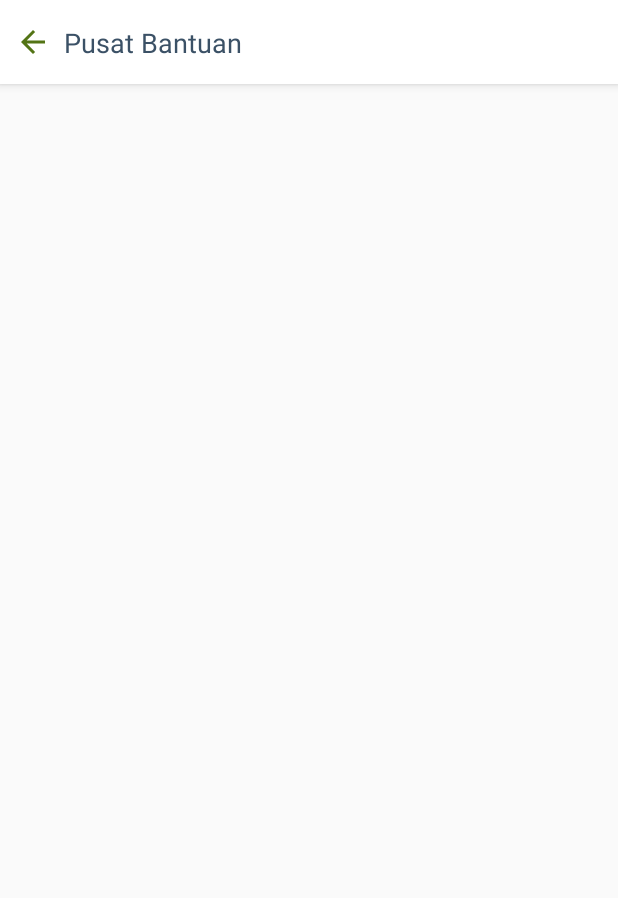
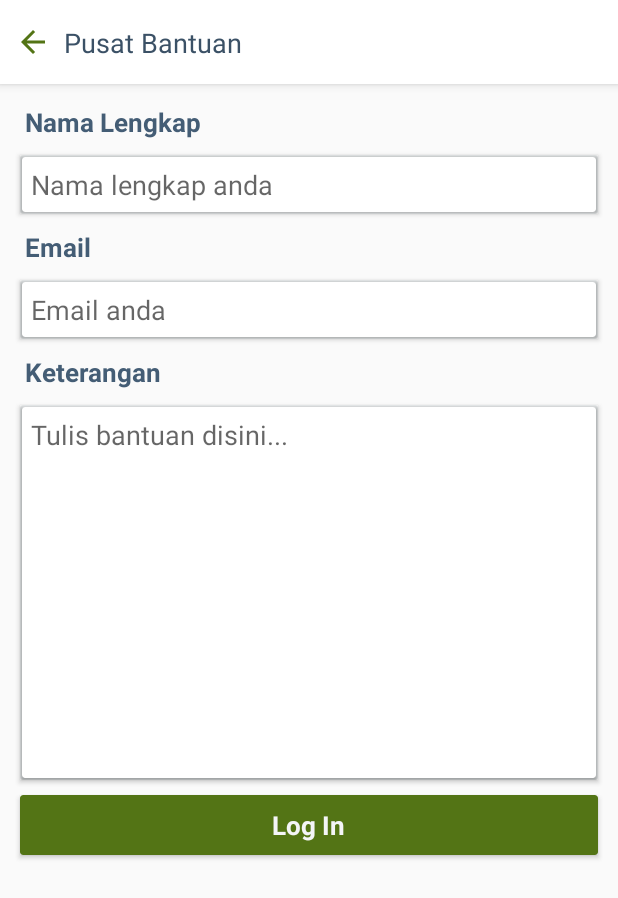
Before and after one commit to clipcodes/tokonu, an Android app: the Bantuan screen opened directly, with no data from a screen before it, on a phone screen of 412 x 824 dp. Shown: the top 898 px of the screen. Run offline under Robolectric (Android 15) with nearby library versions, the phone set to English and light mode, and no system bars.

Commit message:
26/02/20 Kos Surabaya

```diff
--- a/app/src/main/res/layout/page_bantuan.xml
+++ b/app/src/main/res/layout/page_bantuan.xml
@@ -63,48 +63,118 @@
         android:layout_margin="3dp"
         app:layout_behavior="@string/appbar_scrolling_view_behavior"
         android:layout_height="match_parent">
-<!--        <androidx.cardview.widget.CardView-->
-<!--            android:layout_width="match_parent"-->
-<!--            android:layout_marginStart="10dp"-->
-<!--            android:layout_marginTop="10dp"-->
-<!--            app:cardBackgroundColor="@color/greytranspa1"-->
-<!--            android:layout_marginEnd="10dp"-->
-<!--            android:layout_height="250dp">-->
-<!--            <androidx.cardview.widget.CardView-->
-<!--                android:layout_width="match_parent"-->
-<!--                android:layout_margin="1dp"-->
-<!--                android:layout_height="match_parent">-->
-<!--                <EditText-->
-<!--                    android:layout_width="match_parent"-->
-<!--                    android:maxLines="10"-->
-<!--                    android:layout_margin="6dp"-->
-<!--                    android:hint="Tulis bantuan disini..."-->
-<!--                    android:background="@android:color/transparent"-->
-<!--                    android:layout_height="wrap_content"/>-->
-<!--            </androidx.cardview.widget.CardView>-->
-<!--        </androidx.cardview.widget.CardView> -->
-<!--        <androidx.cardview.widget.CardView-->
-<!--            android:layout_width="match_parent"-->
-<!--            android:layout_margin="10dp"-->
-<!--            android:id="@+id/login"-->
-<!--            app:cardBackgroundColor="@color/colorPrimary"-->
-<!--            android:layout_height="wrap_content">-->
-<!--            <TextView-->
-<!--                android:layout_width="wrap_content"-->
-<!--                android:text="Log In"-->
-<!--                android:textSize="17sp"-->
-<!--                android:textStyle="bold"-->
-<!--                android:textColor="@color/white"-->
-<!--                android:id="@+id/gotex"-->
-<!--                android:layout_margin="8dp"-->
-<!--                android:layout_gravity="center"-->
-<!--                android:layout_height="wrap_content"/>-->
-<!--            <ProgressBar-->
-<!--                android:layout_width="25dp"-->
-<!--                android:layout_gravity="center"-->
-<!--                android:id="@+id/progress"-->
-<!--                android:visibility="invisible"-->
-<!--                android:layout_height="25dp"/>-->
-<!--        </androidx.cardview.widget.CardView>-->
+        <TextView
+            android:layout_width="wrap_content"
+            android:text="Nama Lengkap"
+            android:layout_marginTop="10dp"
+            android:layout_marginStart="13dp"
+            android:layout_marginEnd="10dp"
+            android:textStyle="bold"
+            android:textColor="@color/textcolor2"
+            android:textSize="17sp"
+            android:layout_height="wrap_content"/>
+        <androidx.cardview.widget.CardView
+            android:layout_width="match_parent"
+            android:layout_marginStart="10dp"
+            android:layout_marginTop="10dp"
+            app:cardBackgroundColor="@color/greytranspa1"
+            android:layout_marginEnd="10dp"
+            android:layout_height="wrap_content">
+            <androidx.cardview.widget.CardView
+                android:layout_width="match_parent"
+                android:layout_margin="1dp"
+                android:layout_height="match_parent">
+                <EditText
+                    android:layout_width="match_parent"
+                    android:maxLines="1"
+                    android:layout_margin="6dp"
+                    android:hint="Nama lengkap anda"
+                    android:background="@android:color/transparent"
+                    android:layout_height="wrap_content"/>
+            </androidx.cardview.widget.CardView>
+        </androidx.cardview.widget.CardView>
+        <TextView
+            android:layout_width="wrap_content"
+            android:text="Email"
+            android:layout_marginTop="10dp"
+            android:layout_marginStart="13dp"
+            android:layout_marginEnd="10dp"
+            android:textStyle="bold"
+            android:textColor="@color/textcolor2"
+            android:textSize="17sp"
+            android:layout_height="wrap_content"/>
+        <androidx.cardview.widget.CardView
+            android:layout_width="match_parent"
+            android:layout_marginStart="10dp"
+            android:layout_marginTop="10dp"
+            app:cardBackgroundColor="@color/greytranspa1"
+            android:layout_marginEnd="10dp"
+            android:layout_height="wrap_content">
+            <androidx.cardview.widget.CardView
+                android:layout_width="match_parent"
+                android:layout_margin="1dp"
+                android:layout_height="match_parent">
+                <EditText
+                    android:layout_width="match_parent"
+                    android:maxLines="1"
+                    android:layout_margin="6dp"
+                    android:hint="Email anda"
+                    android:background="@android:color/transparent"
+                    android:layout_height="wrap_content"/>
+            </androidx.cardview.widget.CardView>
+        </androidx.cardview.widget.CardView>
+        <TextView
+            android:layout_width="wrap_content"
+            android:text="Keterangan"
+            android:layout_marginTop="10dp"
+            android:layout_marginStart="13dp"
+            android:layout_marginEnd="10dp"
+            android:textStyle="bold"
+            android:textColor="@color/textcolor2"
+            android:textSize="17sp"
+            android:layout_height="wrap_content"/>
+        <androidx.cardview.widget.CardView
+            android:layout_width="match_parent"
+            android:layout_marginStart="10dp"
+            android:layout_marginTop="10dp"
+            app:cardBackgroundColor="@color/greytranspa1"
+            android:layout_marginEnd="10dp"
+            android:layout_height="250dp">
+            <androidx.cardview.widget.CardView
+                android:layout_width="match_parent"
+                android:layout_margin="1dp"
+                android:layout_height="match_parent">
+                <EditText
+                    android:layout_width="match_parent"
+                    android:maxLines="10"
+                    android:layout_margin="6dp"
+                    android:hint="Tulis bantuan disini..."
+                    android:background="@android:color/transparent"
+                    android:layout_height="wrap_content"/>
+            </androidx.cardview.widget.CardView>
+        </androidx.cardview.widget.CardView>
+        <androidx.cardview.widget.CardView
+            android:layout_width="match_parent"
+            android:layout_margin="10dp"
+            android:id="@+id/login"
+            app:cardBackgroundColor="@color/colorPrimary"
+            android:layout_height="wrap_content">
+            <TextView
+                android:layout_width="wrap_content"
+                android:text="Log In"
+                android:textSize="17sp"
+                android:textStyle="bold"
+                android:textColor="@color/white"
+                android:id="@+id/gotex"
+                android:layout_margin="8dp"
+                android:layout_gravity="center"
+                android:layout_height="wrap_content"/>
+            <ProgressBar
+                android:layout_width="25dp"
+                android:layout_gravity="center"
+                android:id="@+id/progress"
+                android:visibility="invisible"
+                android:layout_height="25dp"/>
+        </androidx.cardview.widget.CardView>
     </LinearLayout>
 </androidx.coordinatorlayout.widget.CoordinatorLayout>
```
